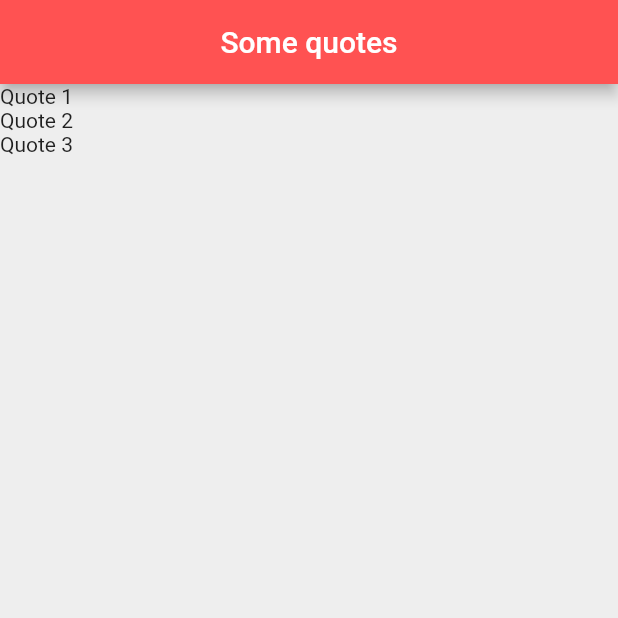
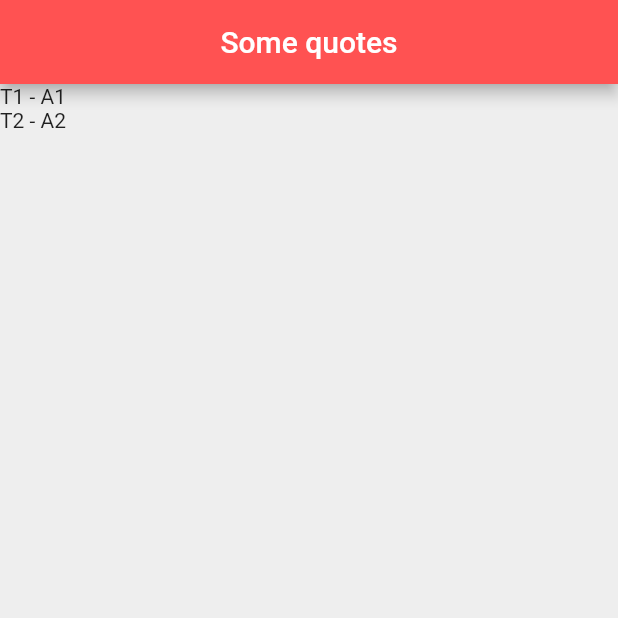
Before and after one commit to hi-ilkin/LearningFlutter, a Flutter app: the screen it shows after launch, on a phone screen of 412 x 824 dp, the top half of it. Run offline on Flutter 3.47's test engine with Material 2 defaults, Android fonts, the phone set to English and light mode, and no system bars.

Commit message:
#18 - using external class to generate list items

```diff
--- a/lib/main.dart
+++ b/lib/main.dart
@@ -1,4 +1,5 @@
 import 'package:flutter/material.dart';
+import 'quote.dart';
 
 void main() => runApp(MaterialApp(home: QuoteList()));
 
@@ -10,7 +11,10 @@
 }
 
 class _QuoteListState extends State<QuoteList> {
-  List<String> quotes = ['Quote 1', 'Quote 2', 'Quote 3'];
+  List<Quote> quotes = [
+    Quote(author: 'A1', text: 'T1'),
+    Quote(author: 'A2', text: 'T2')
+  ];
 
   @override
   Widget build(BuildContext context) {
@@ -22,7 +26,7 @@
           backgroundColor: Colors.redAccent,
         ),
         body: Column(
-          children: quotes.map((quote) => Text(quote)).toList(),
+          children: quotes.map((quote) => Text('${quote.text} - ${quote.author}')).toList(),
         ));
   }
 }
--- /dev/null
+++ b/lib/quote.dart
@@ -0,0 +1,13 @@
+class Quote {
+  String text;
+  String author;
+
+  // Traditional way
+  // Quote(String author, String text) {
+  //   this.author = author;
+  //   this.text = text;
+  // }
+
+  // named
+  Quote({ required this.text, required this.author });
+}
```
